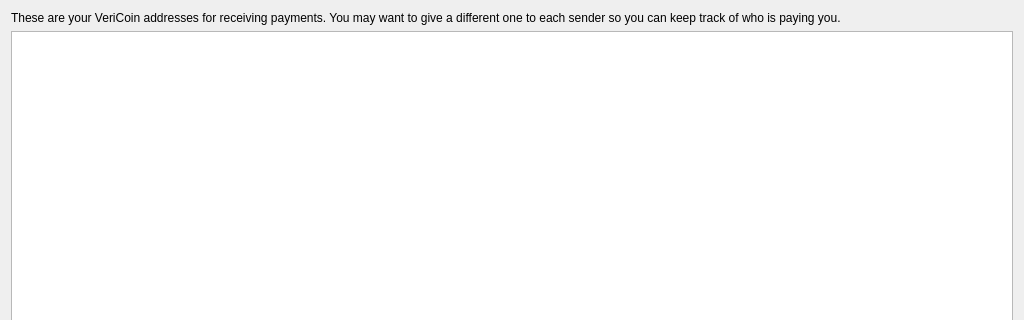
This is src/qt/forms/addressbookpage.ui in VeriConomy/vericoin as Qt 5 draws it before an edit; both pictures show x 0 to 1024 and y 0 to 320 of the 1024 by 768 pixel window. The edited form follows.
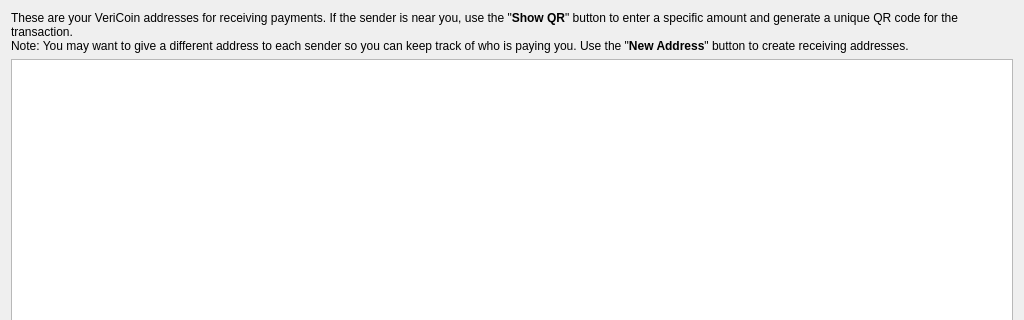
This is the edited form. Icons and pictures are not drawn.

Commit message: ui improvements to receive and qr code dialogs

What changed in the file:
```diff
--- a/src/qt/forms/addressbookpage.ui
+++ b/src/qt/forms/addressbookpage.ui
@@ -17,7 +17,7 @@
    <item>
     <widget class="QLabel" name="labelExplanation">
      <property name="text">
-      <string>These are your VeriCoin addresses for receiving payments. You may want to give a different one to each sender so you can keep track of who is paying you.</string>
+      <string>&lt;html&gt;&lt;head/&gt;&lt;body&gt;&lt;p&gt;&lt;img src=&quot;:/icons/transaction_conflicted&quot;/&gt; These are your VeriCoin addresses for receiving payments. If the sender is near you, use the &amp;quot;&lt;span style=&quot; font-weight:600;&quot;&gt;Show QR&lt;/span&gt;&amp;quot; button to enter a specific amount and generate a unique QR code for the transaction.&lt;br&gt;Note: You may want to give a different address to each sender so you can keep track of who is paying you. Use the &amp;quot;&lt;span style=&quot; font-weight:600;&quot;&gt;New Address&lt;/span&gt;&amp;quot; button to create receiving addresses.&lt;/p&gt;&lt;/body&gt;&lt;/html&gt;</string>
      </property>
      <property name="textFormat">
       <enum>Qt::AutoText</enum>
```
The commit also changes 1 other file.
